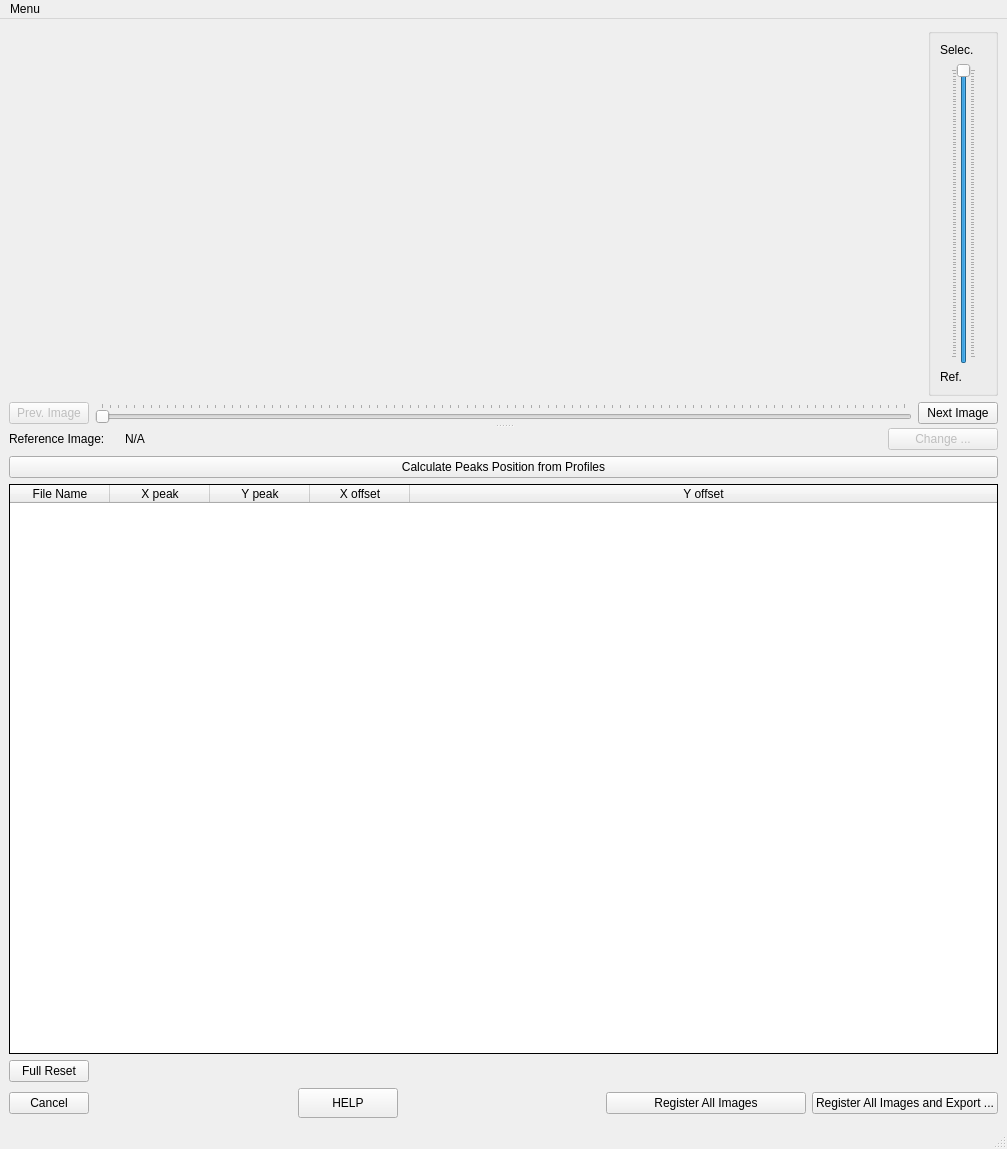
The window that ui/ui_registration_profile.ui (neutronimaging/python_notebooks) describes before a commit, drawn with Qt 5.
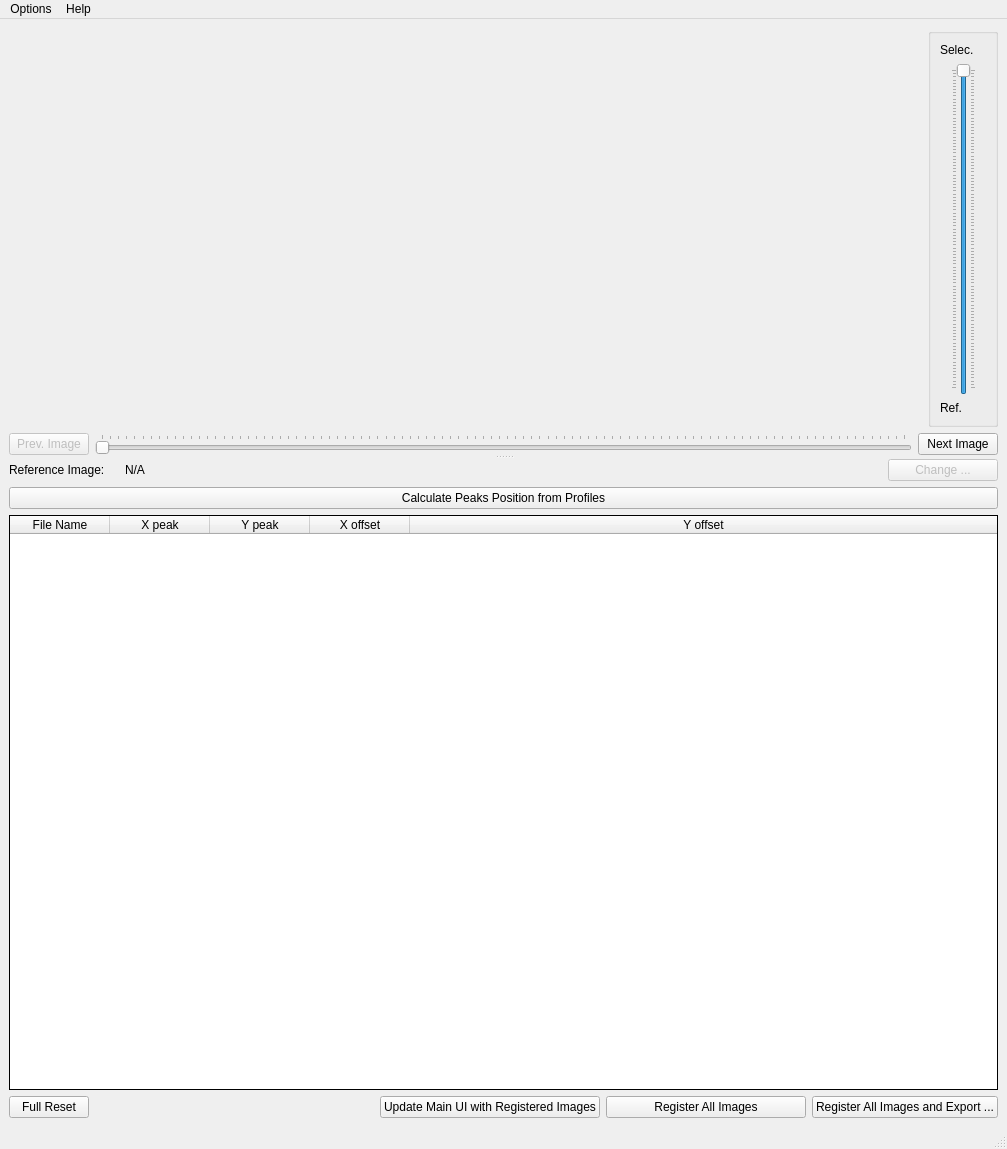
The same window after the commit.

Commit message: modified ui to simplify its use

```diff
--- a/ui/ui_registration_profile.ui
+++ b/ui/ui_registration_profile.ui
@@ -290,7 +290,7 @@
           </widget>
          </item>
          <item>
-          <layout class="QHBoxLayout" name="horizontalLayout_5">
+          <layout class="QHBoxLayout" name="horizontalLayout">
            <item>
             <widget class="QPushButton" name="full_reset_button">
              <property name="text">
@@ -299,62 +299,6 @@
             </widget>
            </item>
            <item>
-            <spacer name="horizontalSpacer_3">
-             <property name="orientation">
-              <enum>Qt::Horizontal</enum>
-             </property>
-             <property name="sizeHint" stdset="0">
-              <size>
-               <width>40</width>
-               <height>20</height>
-              </size>
-             </property>
-            </spacer>
-           </item>
-          </layout>
-         </item>
-         <item>
-          <layout class="QHBoxLayout" name="horizontalLayout">
-           <item>
-            <widget class="QPushButton" name="cancel_button">
-             <property name="text">
-              <string>Cancel</string>
-             </property>
-            </widget>
-           </item>
-           <item>
-            <spacer name="horizontalSpacer_2">
-             <property name="orientation">
-              <enum>Qt::Horizontal</enum>
-             </property>
-             <property name="sizeHint" stdset="0">
-              <size>
-               <width>40</width>
-               <height>20</height>
-              </size>
-             </property>
-            </spacer>
-           </item>
-           <item>
-            <widget class="QPushButton" name="help_button">
-             <property name="minimumSize">
-              <size>
-               <width>100</width>
-               <height>30</height>
-              </size>
-             </property>
-             <property name="maximumSize">
-              <size>
-               <width>100</width>
-               <height>30</height>
-              </size>
-             </property>
-             <property name="text">
-              <string>HELP</string>
-             </property>
-            </widget>
-           </item>
-           <item>
             <spacer name="horizontalSpacer">
              <property name="orientation">
               <enum>Qt::Horizontal</enum>
@@ -367,6 +311,13 @@
              </property>
             </spacer>
            </item>
+           <item>
+            <widget class="QPushButton" name="pushButton">
+             <property name="text">
+              <string>Update Main UI with Registered Images</string>
+             </property>
+            </widget>
+           </item>
            <item>
             <widget class="QPushButton" name="registered_all_images_button">
              <property name="minimumSize">
@@ -405,13 +356,23 @@
      <height>22</height>
     </rect>
    </property>
-   <widget class="QMenu" name="menuMenu">
+   <property name="defaultUp">
+    <bool>false</bool>
+   </property>
+   <widget class="QMenu" name="menuOptions">
     <property name="title">
-     <string>Menu</string>
+     <string>Options</string>
     </property>
     <addaction name="actionSettings_2"/>
    </widget>
-   <addaction name="menuMenu"/>
+   <widget class="QMenu" name="menuHelp">
+    <property name="title">
+     <string>Help</string>
+    </property>
+    <addaction name="actionTutorial"/>
+   </widget>
+   <addaction name="menuOptions"/>
+   <addaction name="menuHelp"/>
   </widget>
   <widget class="QStatusBar" name="statusbar"/>
   <action name="actionExport_Profile">
```
Left out of the diff: 63 changed lines with no effect on the pictures. The commit also changes 4 other files.
